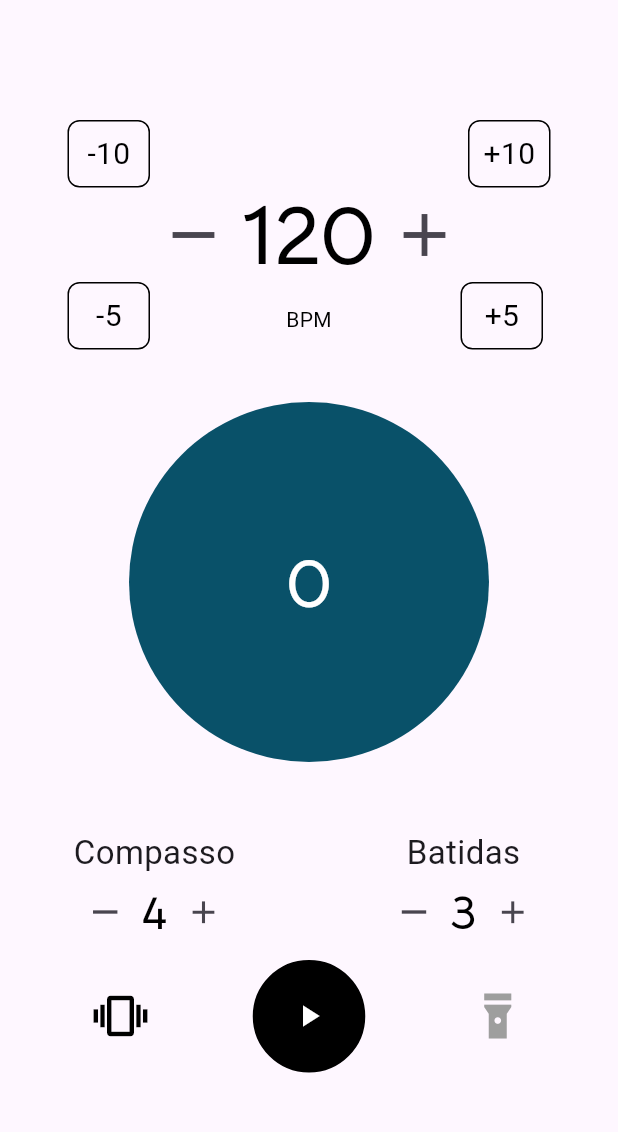
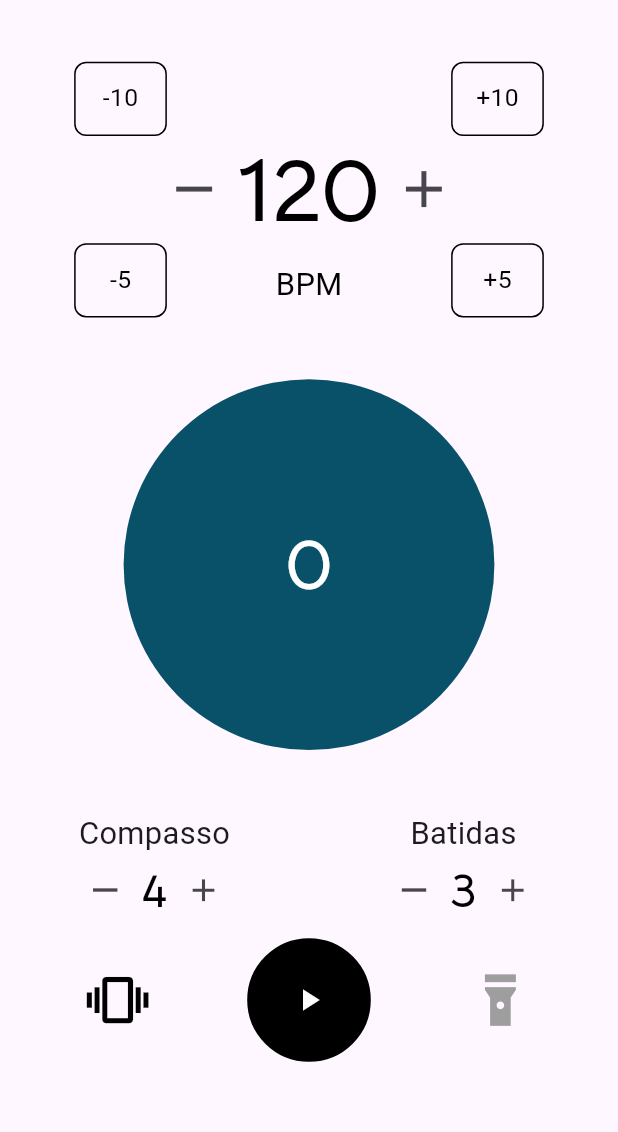
Before and after one commit to Samuel-MN0211/VibraSound-Ciclo-2, a Flutter app: the screen it shows after launch, on a phone screen of 412 x 824 dp, the part 84-1216 px from its top. Run offline on Flutter 3.47's test engine with Material 3 defaults, Android fonts, the phone set to English and light mode, and no system bars; our stand-ins replace audioplayers, fluttertoast, vibration; missing offline and left inert: dart:ffi, torch_controller.

Commit message:
fix: responsividade da home page

```diff
--- a/lib/Widgets/bpm_setter.dart
+++ b/lib/Widgets/bpm_setter.dart
@@ -1,5 +1,6 @@
 import 'package:flutter/material.dart';
 import 'package:metronomo_definitivo/Models/genre_selected_model.dart';
+import 'package:metronomo_definitivo/Models/is_playing_model.dart';
 import 'package:provider/provider.dart';
 import '../Models/bpm_model.dart';
 
@@ -9,56 +10,74 @@ class BpmSetter extends StatelessWidget {
     final bpmModel = Provider.of<BpmModel>(context);
     final GenreSelectedModel genreSelectedModel =
         Provider.of<GenreSelectedModel>(context);
+    final IsPlayingModel isPlayingModel = Provider.of<IsPlayingModel>(context);
+
+    final mediaQuery = MediaQuery.of(context);
+    final double screenWidth = mediaQuery.size.width;
+    final double screenHeight = mediaQuery.size.height;
+
+    final double iconSize = screenWidth * 0.1;
+    final double fontSize = screenWidth * 0.15;
+    final double buttonWidth = screenWidth * 0.15;
+    final double buttonHeight = screenHeight * 0.06;
+    final double buttonFontSize = screenWidth * 0.04;
 
     return Stack(
       alignment: Alignment.center,
       children: [
         Padding(
-          padding: const EdgeInsets.fromLTRB(20, 70, 20, 70),
+          padding: EdgeInsets.symmetric(
+              vertical: screenHeight * 0.1, horizontal: screenWidth * 0.05),
           child: Row(
             mainAxisAlignment: MainAxisAlignment.center,
             children: [
-              IconButton(
+              isPlayingModel.isPlaying
+                  ? SizedBox.shrink()
+                  : IconButton(
                       onPressed: () {
                         bpmModel.updateBpm(-1, true);
                         genreSelectedModel.genreSelected = '';
                       },
                       icon: Icon(Icons.remove),
-                iconSize: 48,
+                      iconSize: iconSize,
                     ),
               Container(
                 child: Text(
                   '${bpmModel.bpm}',
                   style: TextStyle(
                     color: Colors.black,
-                    fontSize: 58,
+                    fontSize: fontSize,
                     fontWeight: FontWeight.bold,
                     fontFamily: 'BellotaText',
                   ),
                 ),
               ),
-              IconButton(
+              isPlayingModel.isPlaying
+                  ? SizedBox.shrink()
+                  : IconButton(
                       onPressed: () {
                         bpmModel.updateBpm(1, true);
                         genreSelectedModel.genreSelected = '';
                       },
                       icon: Icon(Icons.add),
-                iconSize: 48,
+                      iconSize: iconSize,
                     ),
             ],
           ),
         ),
-        Positioned(
-          top: 35,
-          right: 45,
+        isPlayingModel.isPlaying
+            ? SizedBox.shrink()
+            : Positioned(
+                top: screenHeight * 0.05,
+                right: screenWidth * 0.12,
                 child: GestureDetector(
                   onTap: () {
                     bpmModel.updateBpm(10, true);
                     genreSelectedModel.genreSelected = '';
                   },
                   child: Container(
-              width: 55,
-              height: 45,
+                    width: buttonWidth,
+                    height: buttonHeight,
                     decoration: BoxDecoration(
                       color: Colors.transparent,
                       shape: BoxShape.rectangle,
@@ -70,24 +89,26 @@ class BpmSetter extends StatelessWidget {
                         '+10',
                         style: TextStyle(
                           color: Colors.black,
-                    fontSize: 20,
+                          fontSize: buttonFontSize,
                         ),
                       ),
                     ),
                   ),
                 ),
               ),
-        Positioned(
-          top: 35,
-          left: 45,
+        isPlayingModel.isPlaying
+            ? SizedBox.shrink()
+            : Positioned(
+                top: screenHeight * 0.05,
+                left: screenWidth * 0.12,
                 child: GestureDetector(
                   onTap: () {
                     bpmModel.updateBpm(-10, true);
                     genreSelectedModel.genreSelected = '';
                   },
                   child: Container(
-              width: 55,
-              height: 45,
+                    width: buttonWidth,
+                    height: buttonHeight,
                     decoration: BoxDecoration(
                       color: Colors.transparent,
                       shape: BoxShape.rectangle,
@@ -99,24 +120,26 @@ class BpmSetter extends StatelessWidget {
                         '-10',
                         style: TextStyle(
                           color: Colors.black,
-                    fontSize: 20,
+                          fontSize: buttonFontSize,
                         ),
                       ),
                     ),
                   ),
                 ),
               ),
-        Positioned(
-          bottom: 35,
-          right: 50,
+        isPlayingModel.isPlaying
+            ? SizedBox.shrink()
+            : Positioned(
+                bottom: screenHeight * 0.05,
+                right: screenWidth * 0.12,
                 child: GestureDetector(
                   onTap: () {
                     bpmModel.updateBpm(5, true);
                     genreSelectedModel.genreSelected = '';
                   },
                   child: Container(
-              width: 55,
-              height: 45,
+                    width: buttonWidth,
+                    height: buttonHeight,
                     decoration: BoxDecoration(
                       color: Colors.transparent,
                       shape: BoxShape.rectangle,
@@ -128,24 +151,26 @@ class BpmSetter extends StatelessWidget {
                         '+5',
                         style: TextStyle(
                           color: Colors.black,
-                    fontSize: 20,
+                          fontSize: buttonFontSize,
                         ),
                       ),
                     ),
                   ),
                 ),
               ),
-        Positioned(
-          bottom: 35,
-          left: 45,
+        isPlayingModel.isPlaying
+            ? SizedBox.shrink()
+            : Positioned(
+                bottom: screenHeight * 0.05,
+                left: screenWidth * 0.12,
                 child: GestureDetector(
                   onTap: () {
                     bpmModel.updateBpm(-5, true);
                     genreSelectedModel.genreSelected = '';
                   },
                   child: Container(
-              width: 55,
-              height: 45,
+                    width: buttonWidth,
+                    height: buttonHeight,
                     decoration: BoxDecoration(
                       color: Colors.transparent,
                       shape: BoxShape.rectangle,
@@ -157,7 +182,7 @@ class BpmSetter extends StatelessWidget {
                         '-5',
                         style: TextStyle(
                           color: Colors.black,
-                    fontSize: 20,
+                          fontSize: buttonFontSize,
                         ),
                       ),
                     ),
@@ -165,8 +190,14 @@ class BpmSetter extends StatelessWidget {
                 ),
               ),
         Positioned(
-          bottom: 45,
-          child: Text('BPM', style: TextStyle(color: Colors.black)),
+          bottom: screenHeight * 0.06,
+          child: Text(
+            'BPM',
+            style: TextStyle(
+              color: Colors.black,
+              fontSize: screenWidth * 0.05,
+            ),
+          ),
         ),
       ],
     );
--- a/lib/Widgets/metronome_instance.dart
+++ b/lib/Widgets/metronome_instance.dart
@@ -45,22 +45,6 @@ class MetronomeInstanceState extends State<MetronomeInstance> {
   void initState() {
     super.initState();
     _preloadSounds();
-  }
-
-  // Getters and Setters
-
-  bool get isTorchOn => _isTorchOn;
-  set isTorchOn(bool value) {
-    setState(() {
-      _isTorchOn = value;
-    });
-  }
-
-  bool get isVibrating => _isVibrating;
-  set isVibrating(bool value) {
-    setState(() {
-      _isVibrating = value;
-    });
   }
 
   void _preloadSounds() {
@@ -111,7 +95,7 @@ class MetronomeInstanceState extends State<MetronomeInstance> {
         bpmModel.updateBpm(bpmScheduler.valueToChange, true);
         bpmScheduler.lastChange = now;
 
-        //reinicia o metronome com os novos valores
+        // reinicia o metronome com os novos valores
         _metronome.stop();
         _metronome = Metronome(bpm: bpmModel.bpm, clicksPerBeat: clicksPerBeat);
         _metronome.onTick(_onTick);
@@ -171,14 +155,14 @@ class MetronomeInstanceState extends State<MetronomeInstance> {
 
   void _togglePlayPause() {
     final isPlayingModel = Provider.of<IsPlayingModel>(context, listen: false);
+    final bpmScheduler = Provider.of<BpmSchedulerModel>(context, listen: false);
     setState(() {
       if (isPlayingModel.isPlaying) {
         _metronome.stop();
         _currentTick = 0;
         _currentCycle = 0;
+        bpmScheduler.desactiveScheduler();
       } else {
-        final bpmScheduler =
-            Provider.of<BpmSchedulerModel>(context, listen: false);
         final bpm = Provider.of<BpmModel>(context, listen: false).bpm;
         final clicksPerBeat =
             Provider.of<BeatsModel>(context, listen: false).beats;
@@ -209,14 +193,18 @@ class MetronomeInstanceState extends State<MetronomeInstance> {
     final GenreSelectedModel genreSelectedModel =
         Provider.of<GenreSelectedModel>(context);
 
-    return SingleChildScrollView(
-      child: Column(
-        mainAxisAlignment: MainAxisAlignment.spaceBetween,
+    final mediaQuery = MediaQuery.of(context);
+    final double screenWidth = mediaQuery.size.width;
+    final double screenHeight = mediaQuery.size.height;
+
+    return LayoutBuilder(
+      builder: (context, constraints) {
+        return Column(
           children: [
-          isPlaying ? SizedBox.shrink() : BpmSetter(),
+            BpmSetter(),
             Container(
-            height: 240,
-            width: 240,
+              height: screenWidth * 0.6,
+              width: screenWidth * 0.6,
               decoration: BoxDecoration(
                 color: colorModel.backgroundColor,
                 shape: BoxShape.circle,
@@ -224,9 +212,9 @@ class MetronomeInstanceState extends State<MetronomeInstance> {
               child: Center(
                 child: Text(
                   '$_currentBeat',
-                style: const TextStyle(
+                  style: TextStyle(
                     color: Colors.white,
-                  fontSize: 48,
+                    fontSize: screenWidth * 0.12,
                     fontWeight: FontWeight.bold,
                     fontFamily: 'BellotaText',
                   ),
@@ -237,22 +225,32 @@ class MetronomeInstanceState extends State<MetronomeInstance> {
               mainAxisAlignment: MainAxisAlignment.end,
               children: [
                 Container(
-                margin: const EdgeInsets.only(right: 30.0),
-                child: Text(genreSelectedModel.genreSelected),
+                  margin: EdgeInsets.only(right: screenWidth * 0.08),
+                  child: Text(
+                    genreSelectedModel.genreSelected,
+                    style: TextStyle(fontSize: screenWidth * 0.04),
+                  ),
                 ),
               ],
             ),
-          const Padding(padding: EdgeInsets.all(12)),
+            SizedBox(height: screenHeight * 0.02),
             isPlaying
                 ? const SizedBox.shrink()
-              : Row(
+                : FutureBuilder(
+                    future: Future.delayed(Duration(milliseconds: 50)),
+                    builder: (context, snapshot) {
+                      if (snapshot.connectionState == ConnectionState.waiting) {
+                        return const SizedBox.shrink();
+                      } else {
+                        return Row(
                           mainAxisAlignment: MainAxisAlignment.spaceAround,
                           children: [
                             Column(
                               children: [
-                        const Text(
+                                Text(
                                   'Compasso',
-                          style: TextStyle(fontSize: 22),
+                                  style:
+                                      TextStyle(fontSize: screenWidth * 0.05),
                                 ),
                                 custom.ValueSetter<CompassoModel>(
                                   getValue: (model) => model.compasso,
@@ -263,7 +261,9 @@ class MetronomeInstanceState extends State<MetronomeInstance> {
                             ),
                             Column(
                               children: [
-                        const Text('Batidas', style: TextStyle(fontSize: 22)),
+                                Text('Batidas',
+                                    style: TextStyle(
+                                        fontSize: screenWidth * 0.05)),
                                 custom.ValueSetter<BeatsModel>(
                                   getValue: (model) => model.beats,
                                   updateValue: (model, value, isIncrement) =>
@@ -272,29 +272,30 @@ class MetronomeInstanceState extends State<MetronomeInstance> {
                               ],
                             ),
                           ],
+                        );
+                      }
+                    },
                   ),
             Row(
               mainAxisAlignment: MainAxisAlignment.spaceEvenly,
               children: [
-              Positioned(
-                child: IconButton(
+                isPlaying
+                    ? const SizedBox.shrink()
+                    : IconButton(
                         onPressed: _toggleIsVibrateOn,
-                  icon: isPlaying
-                      ? const Icon(null)
-                      : Icon(
+                        icon: Icon(
                           Icons.vibration,
                           color: _isVibrating ? Colors.black : Colors.grey,
                         ),
-                  iconSize: 36,
-                ),
+                        iconSize: screenWidth * 0.1,
                       ),
                 IconButton(
                   onPressed: () {
                     _togglePlayPause();
                   },
                   icon: Container(
-                  height: 75,
-                  width: 75,
+                    height: screenWidth * 0.2,
+                    width: screenWidth * 0.2,
                     decoration: BoxDecoration(
                       color: Colors.black,
                       shape: BoxShape.circle,
@@ -306,22 +307,21 @@ class MetronomeInstanceState extends State<MetronomeInstance> {
                     ),
                   ),
                 ),
-              Positioned(
-                child: IconButton(
+                isPlaying
+                    ? const SizedBox.shrink()
+                    : IconButton(
                         onPressed: _toggleIsTorchOn,
-                  icon: isPlaying
-                      ? const Icon(null)
-                      : Icon(
+                        icon: Icon(
                           Icons.flashlight_on,
                           color: _isTorchOn ? Colors.black : Colors.grey,
                         ),
-                  iconSize: 36,
-                ),
+                        iconSize: screenWidth * 0.1,
                       ),
               ],
             ),
           ],
-      ),
+        );
+      },
     );
   }
 }
```
Also changed, not shown: pubspec.lock. Lines whose indentation alone changed are shown as unchanged.
